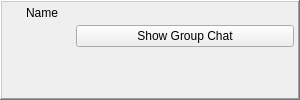
Before: the Qt Designer form retroshare-gui/src/gui/toaster/GroupChatToaster.ui in RetroShare/RetroShare, drawn with Qt 5.
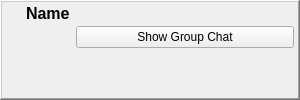
After: the same form once the commit is applied. Icons and pictures are not drawn. Custom widgets are drawn as their Qt base class.

What changed in the file:
```diff
--- a/retroshare-gui/src/gui/toaster/GroupChatToaster.ui
+++ b/retroshare-gui/src/gui/toaster/GroupChatToaster.ui
@@ -22,30 +22,48 @@
     <height>100</height>
    </size>
   </property>
-  <layout class="QHBoxLayout">
+  <layout class="QHBoxLayout" name="GroupChatToaster_HL">
    <property name="spacing">
     <number>0</number>
    </property>
-   <property name="margin">
+   <property name="leftMargin">
+    <number>0</number>
+   </property>
+   <property name="topMargin">
+    <number>0</number>
+   </property>
+   <property name="rightMargin">
+    <number>0</number>
+   </property>
+   <property name="bottomMargin">
     <number>0</number>
    </property>
    <item>
-    <widget class="QFrame" name="windowFrame">
+    <widget class="QFrame" name="toasterFrame">
      <property name="frameShape">
       <enum>QFrame::WinPanel</enum>
      </property>
      <property name="frameShadow">
       <enum>QFrame::Raised</enum>
      </property>
-     <layout class="QGridLayout">
-      <property name="margin">
+     <layout class="QGridLayout" name="toasterFrame_GL">
+      <property name="leftMargin">
+       <number>2</number>
+      </property>
+      <property name="topMargin">
+       <number>2</number>
+      </property>
+      <property name="rightMargin">
+       <number>2</number>
+      </property>
+      <property name="bottomMargin">
        <number>2</number>
       </property>
       <property name="spacing">
        <number>2</number>
       </property>
       <item row="0" column="0">
-       <layout class="QHBoxLayout">
+       <layout class="QHBoxLayout" name="toaster_HL">
         <property name="spacing">
          <number>6</number>
         </property>
@@ -79,13 +97,20 @@
         </item>
         <item>
          <widget class="QLabel" name="toasterLabel">
+          <property name="font">
+           <font>
+            <pointsize>12</pointsize>
+            <weight>75</weight>
+            <bold>true</bold>
+           </font>
+          </property>
           <property name="text">
            <string notr="true">Name</string>
           </property>
          </widget>
         </item>
         <item>
-         <spacer>
+         <spacer name="toaster_HSpacer">
           <property name="orientation">
            <enum>Qt::Horizontal</enum>
           </property>
@@ -123,7 +148,7 @@
        </layout>
       </item>
       <item row="1" column="0">
-       <layout class="QGridLayout">
+       <layout class="QGridLayout" name="buttons_GL">
         <property name="spacing">
          <number>2</number>
         </property>
```
